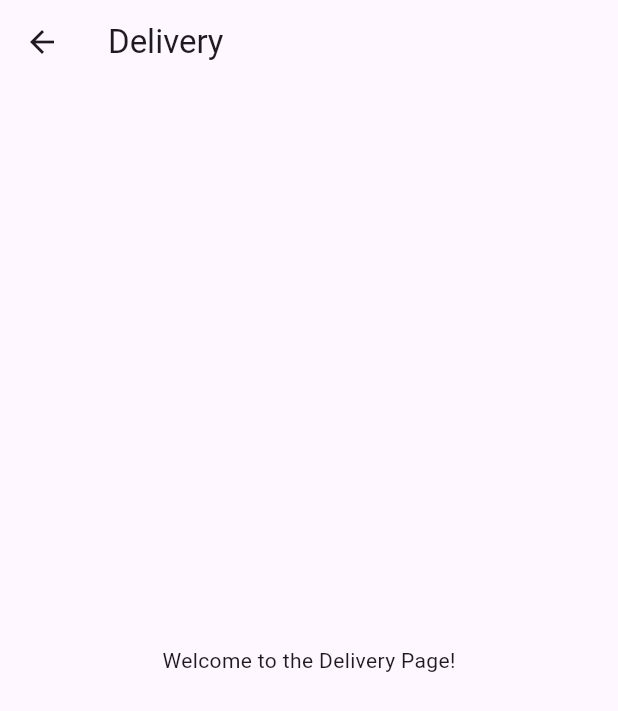
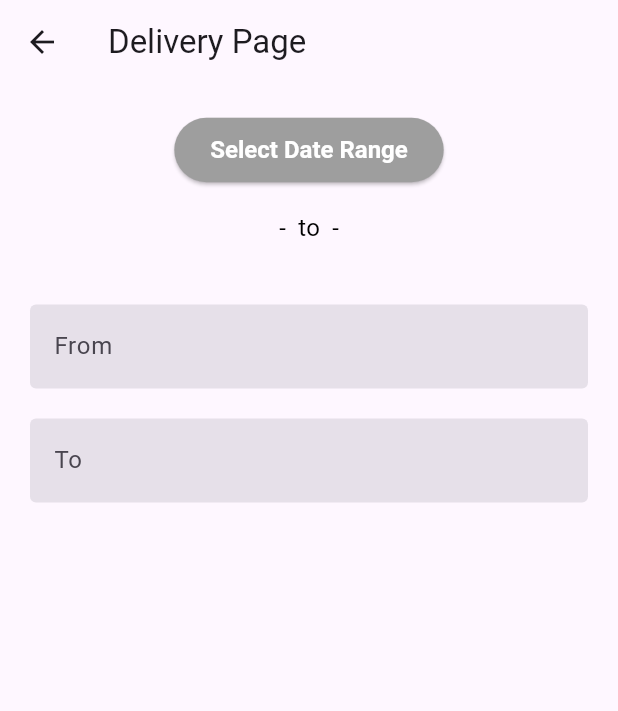
Before and after one commit to Lokeshwaran6116/Train_Transit, a Flutter app: the DeliveryPage screen opened directly, on a phone screen of 412 x 824 dp. Shown: the top 711 px of the screen. Run offline on Flutter 3.47's test engine with Material 3 defaults, Android fonts, the phone set to English and light mode, and no system bars.

Commit message:
Date range update

```diff
--- a/lib/components/loc_book.dart
+++ b/lib/components/loc_book.dart
@@ -59,17 +59,17 @@ class _CustomDropdownState extends State<CustomDropdown> {
                     widget.prefixIcon != null ? Icon(widget.prefixIcon) : null,
                 suffixIcon:
                     widget.suffixIcon != null ? Icon(widget.suffixIcon) : null,
-                enabledBorder: OutlineInputBorder(
+                enabledBorder: const OutlineInputBorder(
                   borderSide: BorderSide.none,
                 ),
-                focusedBorder: OutlineInputBorder(
+                focusedBorder: const OutlineInputBorder(
                   borderSide: BorderSide(color: Colors.blue),
                 ),
               ),
             );
           },
         ),
-        SizedBox(height: 20), // Adjust the spacing between dropdown boxes
+        const SizedBox(height: 20), // Adjust the spacing between dropdown boxes
       ],
     );
   }
--- a/lib/pages/booking_page.dart
+++ b/lib/pages/booking_page.dart
@@ -66,12 +66,12 @@ class BookingPage extends StatelessWidget {
               CustomDropdown(
                 controller: classController,
                 options: classOptions,
-                label: 'Classes(Optional)',
+                label: 'Classes',
               ),
               CustomDropdown(
                 controller: generalController,
                 options: generalOptions,
-                label: 'General(Optional)',
+                label: 'General',
               ),
             ],
           ),
--- a/lib/pages/delivery_page.dart
+++ b/lib/pages/delivery_page.dart
@@ -1,16 +1,121 @@
 import 'package:flutter/material.dart';
+import 'package:train_transit/components/loc_book.dart';
+import 'package:intl/intl.dart';
 
-class DeliveryPage extends StatelessWidget {
+class DeliveryPage extends StatefulWidget {
   const DeliveryPage({super.key});
+
+  @override
+  _DeliveryPageState createState() => _DeliveryPageState();
+}
+
+class _DeliveryPageState extends State<DeliveryPage> {
+  DateTime? start;
+  DateTime? end;
+  TextEditingController fromController = TextEditingController();
+  TextEditingController toController = TextEditingController();
+
+  // Sample list of train stations in India
+  List<String> trainStations = [
+    'New Delhi',
+    'Mumbai',
+    'Chennai',
+    'Kolkata',
+    'Bangalore',
+    'Hyderabad',
+    'Ahmedabad',
+    'Pune',
+    'Jaipur',
+    'Lucknow',
+  ];
 
   @override
   Widget build(BuildContext context) {
     return Scaffold(
       appBar: AppBar(
-        title: const Text('Delivery'),
+        title: const Text("Delivery Page"),
       ),
-      body: const Center(
-        child: Text('Welcome to the Delivery Page!'),
+      body: Padding(
+        padding: const EdgeInsets.all(20.0),
+        child: Column(
+          crossAxisAlignment: CrossAxisAlignment.start,
+          children: [
+            Center(
+              child: ElevatedButton(
+                onPressed: () async {
+                  final result = await showDateRangePicker(
+                    context: context,
+                    firstDate: DateTime(2000),
+                    lastDate: DateTime.now().add(const Duration(days: 365)),
+                    builder: (BuildContext context, Widget? child) {
+                      return Theme(
+                        data: ThemeData.light().copyWith(
+                          colorScheme: ColorScheme.light(
+                            primary: Colors.blueAccent,
+                            secondary: const Color.fromARGB(255, 95, 122, 169),
+                          ),
+                          buttonTheme: const ButtonThemeData(
+                            textTheme: ButtonTextTheme.primary,
+                          ),
+                        ),
+                        child: child!,
+                      );
+                    },
+                  );
+
+                  if (result != null) {
+                    setState(() {
+                      start = result.start;
+                      end = result.end;
+                    });
+                  }
+                },
+                child: const Text("Select Date Range"),
+                style: ElevatedButton.styleFrom(
+                  backgroundColor: Colors.grey,
+                  foregroundColor: Colors.white, // Change the text color here
+                  padding:
+                      const EdgeInsets.symmetric(horizontal: 24, vertical: 12),
+                  textStyle: const TextStyle(
+                    fontSize: 16,
+                    fontWeight: FontWeight.bold,
+                  ),
+                ),
+              ),
+            ),
+            const SizedBox(height: 16),
+            Row(
+              mainAxisAlignment: MainAxisAlignment.center,
+              children: [
+                Text(
+                  start != null ? DateFormat('dd-MM-yyyy').format(start!) : "-",
+                  style: const TextStyle(fontSize: 16, color: Colors.black),
+                ),
+                const SizedBox(width: 8),
+                const Text(
+                  "to",
+                  style: TextStyle(fontSize: 16, color: Colors.black),
+                ),
+                const SizedBox(width: 8),
+                Text(
+                  end != null ? DateFormat('dd-MM-yyyy').format(end!) : "-",
+                  style: const TextStyle(fontSize: 16, color: Colors.black),
+                ),
+              ],
+            ),
+            const SizedBox(height: 40),
+            CustomDropdown(
+              controller: fromController,
+              options: trainStations,
+              label: 'From',
+            ),
+            CustomDropdown(
+              controller: toController,
+              options: trainStations,
+              label: 'To',
+            ),
+          ],
+        ),
       ),
     );
   }
```
Also changed, not shown: lib/components/station_dropdown.dart (added, +57 -0 lines).
